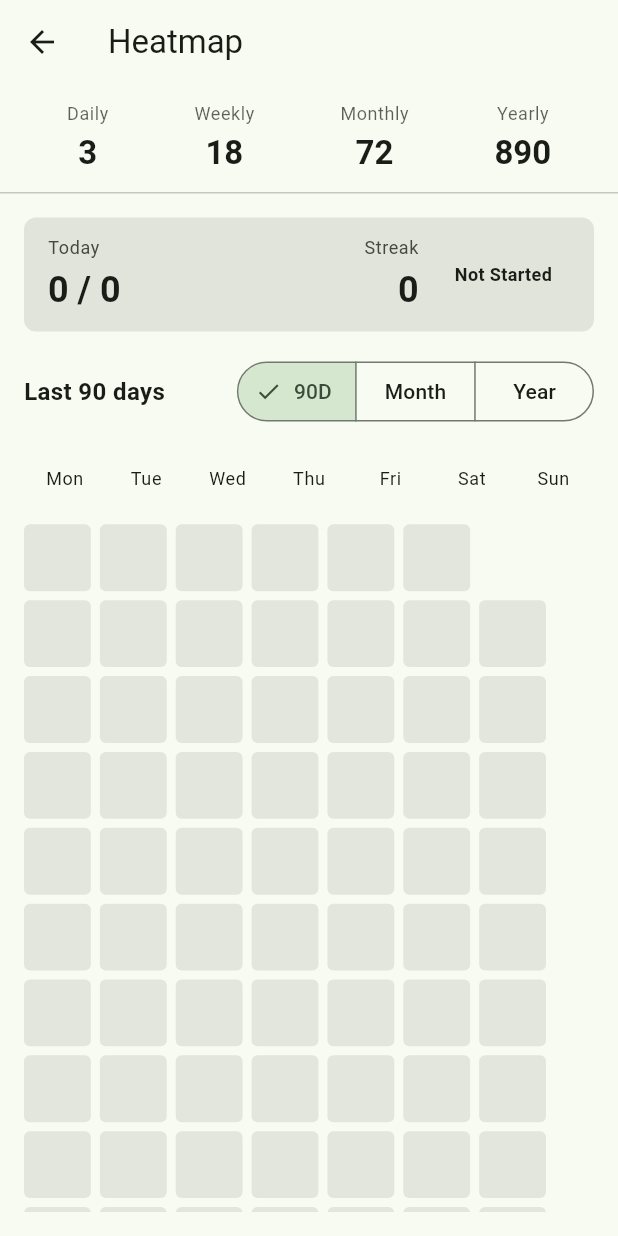
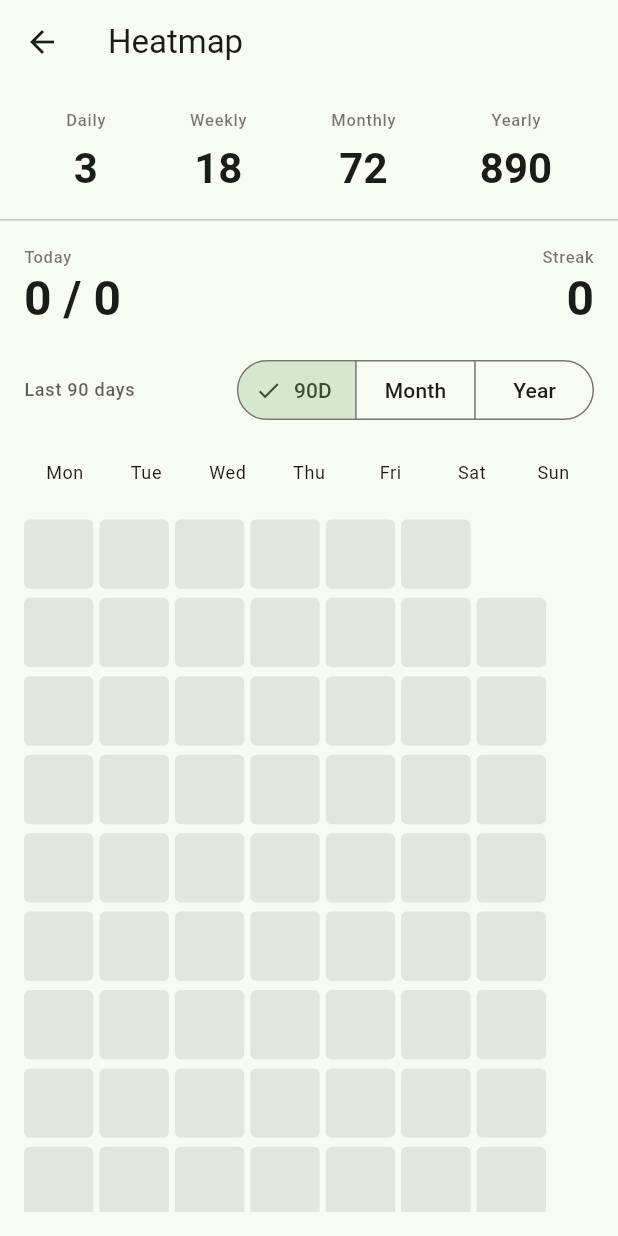
Before and after one commit to irafiqzfie/lifestreak, a Flutter app: the HeatmapScreen screen opened by its route, on a phone screen of 412 x 824 dp. Run offline on Flutter 3.47's test engine with Material 3 defaults, Android fonts, the phone set to English and light mode, and no system bars; our stand-ins replace flutter_riverpod, shared_preferences; accounts and stored records are empty.

Commit message:
polish: improve visual hierarchy and density (score → streak → heatmap)

```diff
--- a/lib/screens/heatmap_screen.dart
+++ b/lib/screens/heatmap_screen.dart
@@ -228,9 +228,9 @@ class _HeatmapScreenState extends ConsumerState<HeatmapScreen> {
 
   Widget _buildMobileTransposedGrid(BoxConstraints constraints, List<HeatmapDay> heatmapDays, List<String> dayLabels) {
     final padding = 32.0; // left+right
-    final gap = 6.0;
+    final gap = 4.0;
     final cellWidth = (constraints.maxWidth - padding - (7 - 1) * gap) / 7;
-    final cellSize = cellWidth < 44.0 ? 44.0 : cellWidth;
+    final cellSize = cellWidth < 40.0 ? 40.0 : cellWidth;
 
     final weeksList = <List<HeatmapDay>>[];
     for (int i = 0; i < totalCells; i += 7) {
@@ -295,7 +295,7 @@ class _HeatmapScreenState extends ConsumerState<HeatmapScreen> {
 
   Widget _buildDesktopHorizontalGrid(BoxConstraints constraints, List<HeatmapDay> heatmapDays, List<String> dayLabels) {
     final labelWidth = 48.0;
-    final gap = 6.0;
+    final gap = _selectedRange == 'Year' ? 3.0 : 4.0;
     final availableWidth = constraints.maxWidth - labelWidth - 8.0;
     final cellSize = (availableWidth - (weeks - 1) * gap) / weeks;
 
@@ -397,82 +397,52 @@ class _HeatmapScreenState extends ConsumerState<HeatmapScreen> {
               child: Column(
                 crossAxisAlignment: CrossAxisAlignment.start,
                 children: [
-                  Container(
-                    padding: const EdgeInsets.symmetric(vertical: 12, horizontal: 16),
-                    decoration: BoxDecoration(
-                      color: Theme.of(context).colorScheme.surfaceContainerHighest,
-                      borderRadius: BorderRadius.circular(8),
-                    ),
-                    child: Row(
-                      mainAxisAlignment: MainAxisAlignment.spaceBetween,
+                  Row(
                     children: [
-                        Column(
+                      Expanded(
+                        child: Column(
                           crossAxisAlignment: CrossAxisAlignment.start,
                           children: [
                             Text(
                               'Today',
-                              style: Theme.of(context).textTheme.bodySmall?.copyWith(
-                                color: Theme.of(context).colorScheme.onSurfaceVariant,
+                              style: Theme.of(context).textTheme.labelSmall?.copyWith(
+                                color: Theme.of(context).colorScheme.onSurface.withAlpha(153),
                               ),
                             ),
-                            const SizedBox(height: 4),
+                            const SizedBox(height: 2),
                             Text(
                               '$completedCount / ${habits.length}',
-                              style: Theme.of(context).textTheme.headlineSmall?.copyWith(
+                              style: Theme.of(context).textTheme.headlineLarge?.copyWith(
                                 fontWeight: FontWeight.bold,
+                                height: 1.1,
                               ),
                             ),
                           ],
                         ),
-                        Row(
-                          children: [
+                      ),
                       Column(
                         crossAxisAlignment: CrossAxisAlignment.end,
                         children: [
                           Text(
                             'Streak',
-                                  style: Theme.of(context).textTheme.bodySmall?.copyWith(
-                                    color: Theme.of(context).colorScheme.onSurfaceVariant,
+                            style: Theme.of(context).textTheme.labelSmall?.copyWith(
+                              color: Theme.of(context).colorScheme.onSurface.withAlpha(153),
                             ),
                           ),
-                                const SizedBox(height: 4),
+                          const SizedBox(height: 2),
                           Text(
                             '$currentStreak',
-                                  style: Theme.of(context).textTheme.headlineSmall?.copyWith(
+                            style: Theme.of(context).textTheme.headlineLarge?.copyWith(
                               fontWeight: FontWeight.bold,
+                              height: 1.1,
                               color: currentStreak > 0 ? Theme.of(context).colorScheme.primary : null,
-                                  ),
-                                ),
-                              ],
-                            ),
-                            const SizedBox(width: 12),
-                            Container(
-                              padding: const EdgeInsets.symmetric(horizontal: 12, vertical: 6),
-                              decoration: BoxDecoration(
-                                color: _colorForIntensity(todayData.intensity, context),
-                                borderRadius: BorderRadius.circular(12),
-                              ),
-                              child: Text(
-                                completedCount == habits.length && habits.isNotEmpty
-                                    ? 'Perfect!'
-                                    : completedCount > 0
-                                        ? 'In Progress'
-                                        : 'Not Started',
-                                style: TextStyle(
-                                  fontSize: 12,
-                                  fontWeight: FontWeight.w600,
-                                  color: todayData.intensity >= 2
-                                      ? Colors.white
-                                      : Theme.of(context).colorScheme.onSurface,
-                                ),
                             ),
                           ),
                         ],
                       ),
                     ],
                   ),
-                  ),
-                  const SizedBox(height: 16),
+                  const SizedBox(height: 20),
                   Row(
                     mainAxisAlignment: MainAxisAlignment.spaceBetween,
                     children: [
@@ -482,7 +452,9 @@ class _HeatmapScreenState extends ConsumerState<HeatmapScreen> {
                             : _selectedRange == 'Year'
                                 ? 'Last 365 days'
                                 : 'Last 90 days',
-                        style: const TextStyle(fontSize: 16, fontWeight: FontWeight.w600),
+                        style: Theme.of(context).textTheme.labelMedium?.copyWith(
+                          color: Theme.of(context).colorScheme.onSurface.withAlpha(179),
+                        ),
                       ),
                       SegmentedButton<String>(
                         segments: const [
@@ -500,7 +472,7 @@ class _HeatmapScreenState extends ConsumerState<HeatmapScreen> {
                       ),
                     ],
                   ),
-                  const SizedBox(height: 12),
+                  const SizedBox(height: 8),
                   Expanded(
                     child: LayoutBuilder(builder: (context, constraints) {
                       final isMobile = constraints.maxWidth < 600;
--- a/lib/widgets/score_summary_header.dart
+++ b/lib/widgets/score_summary_header.dart
@@ -12,7 +12,7 @@ class ScoreSummaryHeader extends StatelessWidget {
   @override
   Widget build(BuildContext context) {
     return Padding(
-      padding: const EdgeInsets.symmetric(vertical: 12.0, horizontal: 16.0),
+      padding: const EdgeInsets.symmetric(vertical: 16.0, horizontal: 16.0),
       child: Row(
         mainAxisAlignment: MainAxisAlignment.spaceAround,
         children: [
@@ -39,14 +39,14 @@ class _ScoreItem extends StatelessWidget {
       children: [
         Text(
           label,
-          style: Theme.of(context).textTheme.bodySmall?.copyWith(
-                color: Theme.of(context).colorScheme.onSurface.withAlpha(179),
+          style: Theme.of(context).textTheme.labelSmall?.copyWith(
+                color: Theme.of(context).colorScheme.onSurface.withAlpha(153),
               ),
         ),
-        const SizedBox(height: 4),
+        const SizedBox(height: 6),
         Text(
           '$value',
-          style: Theme.of(context).textTheme.titleLarge?.copyWith(
+          style: Theme.of(context).textTheme.headlineMedium?.copyWith(
                 fontWeight: FontWeight.bold,
               ),
         ),
```
Lines whose indentation alone changed are shown as unchanged.
